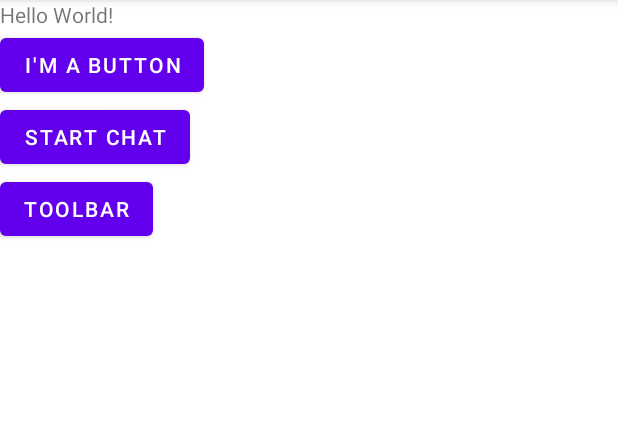
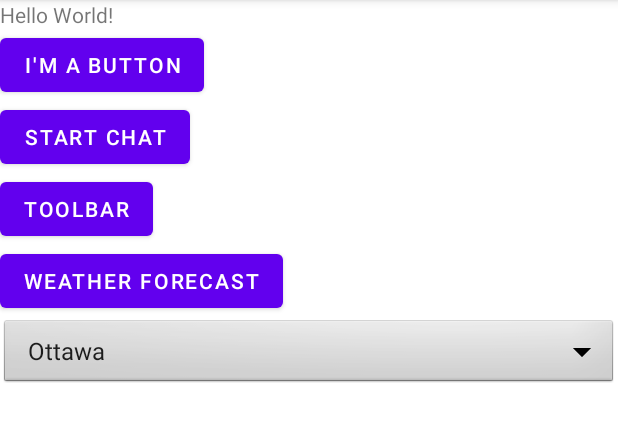
Before and after one commit to OrthogonalStar/AndroidAssignments, an Android app: the MainActivity screen opened directly, with no data from a screen before it, on a phone screen of 412 x 824 dp, the part 84-526 px from its top. Run offline under Robolectric (Android 15) with nearby library versions, the phone set to English and light mode, and no system bars.

Commit message:
Finished Assignment3 Part2

```diff
--- a/app/src/main/AndroidManifest.xml
+++ b/app/src/main/AndroidManifest.xml
@@ -8,6 +8,7 @@
 
     <uses-permission android:name="android.permission.WRITE_EXTERNAL_STORAGE" />
     <uses-permission android:name="android.permission.READ_EXTERNAL_STORAGE" />
+    <uses-permission android:name="android.permission.INTERNET" />
 
     <application
         android:allowBackup="true"
@@ -16,10 +17,11 @@
         android:roundIcon="@mipmap/ic_launcher_round"
         android:supportsRtl="true"
         android:theme="@style/Theme.AndroidAssignments">
+        <activity android:name=".WeatherForecast"></activity>
         <activity
             android:name=".assignment2.TestToolbar"
             android:label="@string/title_activity_test_toolbar"
-            android:theme="@style/Theme.AndroidAssignments.NoActionBar"></activity>
+            android:theme="@style/Theme.AndroidAssignments.NoActionBar" />
         <activity android:name=".ChatWindow" />
         <activity android:name=".ListItemsActivity" />
         <activity android:name=".LoginActivity">
--- a/app/src/main/java/com/example/androidassignments/MainActivity.java
+++ b/app/src/main/java/com/example/androidassignments/MainActivity.java
@@ -8,14 +8,19 @@ import android.content.SharedPreferences;
 import android.os.Bundle;
 import android.util.Log;
 import android.view.View;
+import android.widget.AdapterView;
+import android.widget.ArrayAdapter;
 import android.widget.Button;
+import android.widget.Spinner;
 import android.widget.Toast;
 
 import com.example.androidassignments.assignment2.TestToolbar;
 
 public class MainActivity extends AppCompatActivity {
     protected static final String ACTIVITY_NAME = "MainActivity";
-    Button submit, chat, toolbar;
+    Button submit, chat, toolbar, weather;
+    Spinner dropdown;
+    String city = "Ottawa";
 
     @Override
     protected void onCreate(Bundle savedInstanceState) {
@@ -47,9 +52,39 @@ public class MainActivity extends AppCompatActivity {
         toolbar.setOnClickListener(new View.OnClickListener(){
             @Override
             public void onClick(View v) {
-                Log.i(ACTIVITY_NAME, "User clicked Start Chat");
+                Log.i(ACTIVITY_NAME, "User clicked Toolbar");
                 Intent intent = new Intent(new Intent(MainActivity.this, TestToolbar.class));
                 startActivityForResult(intent, 10);
+            }
+        });
+
+        weather = (Button) findViewById(R.id.weather_button);
+        weather.setOnClickListener(new View.OnClickListener(){
+            @Override
+            public void onClick(View v) {
+                Log.i(ACTIVITY_NAME, "User clicked Weather Forecast");
+                Intent intent = new Intent(new Intent(MainActivity.this, WeatherForecast.class));
+                intent.putExtra("city", city);
+                startActivityForResult(intent, 10);
+            }
+        });
+
+        dropdown = findViewById(R.id.city_list);
+        String[] cities = new String[]{"Ottawa", "Toronto", "Vancouver", "Calgary"};
+        ArrayAdapter<String> adapter = new ArrayAdapter<>(this, android.R.layout.simple_spinner_item, cities);
+        adapter.setDropDownViewResource(android.R.layout.simple_spinner_dropdown_item);
+        dropdown.setAdapter(adapter);
+        dropdown.setOnItemSelectedListener(new AdapterView.OnItemSelectedListener() {
+            @Override
+            public void onItemSelected(AdapterView<?> parent, View view, int position, long id) {
+                String selection = (String) parent.getItemAtPosition(position);
+                Log.i(ACTIVITY_NAME, "User selected the city " + selection);
+                city = selection;
+            }
+
+            @Override
+            public void onNothingSelected(AdapterView<?> parent) {
+
             }
         });
     }
--- a/app/src/main/res/layout/activity_main.xml
+++ b/app/src/main/res/layout/activity_main.xml
@@ -34,5 +34,17 @@
         android:layout_height="wrap_content"
         android:text="@string/toolbar_button_text"/>
 
+    <Button
+        android:id="@+id/weather_button"
+        android:layout_width="wrap_content"
+        android:layout_height="wrap_content"
+        android:text="@string/weather_button_text"/>
+
+    <Spinner
+        android:id="@+id/city_list"
+        android:layout_width="match_parent"
+        android:layout_height="wrap_content"
+        android:background="@android:drawable/btn_dropdown"
+        android:spinnerMode="dropdown"/>
 
 </LinearLayout>
--- a/app/src/main/res/values/strings.xml
+++ b/app/src/main/res/values/strings.xml
@@ -34,4 +34,6 @@
     <string name="base_snackbar_text">"You selected item 1"</string>
 
     <string name="about_toast_text">Version 1.0, by Awstin Chubb</string>
+
+    <string name="weather_button_text">Weather Forecast</string>
 </resources>
```
Also changed, not shown: app/src/main/java/com/example/androidassignments/WeatherForecast.java (added, +175 -0 lines), app/src/main/res/layout/activity_weather_forecast.xml (added, +43 -0 lines), 1 other file.
